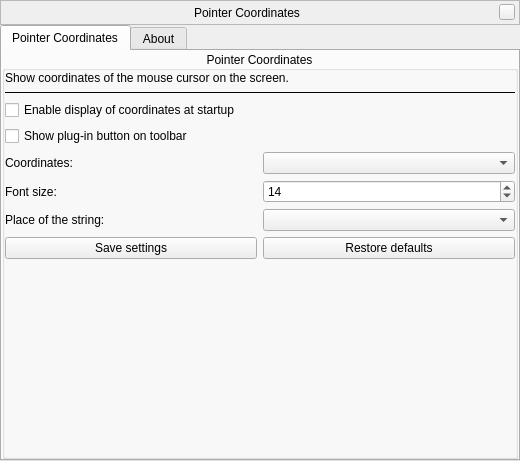
Old version of the form plugins/PointerCoordinates/src/gui/pointerCoordinatesWindow.ui in the repository 519984307/stellarium_src.
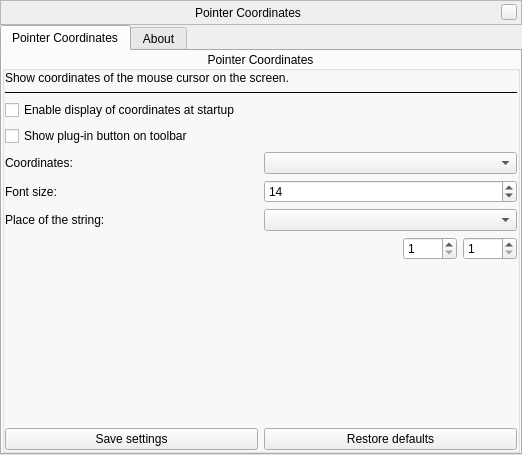
New version of the form. Custom widgets are drawn as their Qt base class.

Commit message: Now users can enter custom coordinates for position of string with mouse pointer coordinates (Pointer Coordinates plugin)

```diff
--- a/plugins/PointerCoordinates/src/gui/pointerCoordinatesWindow.ui
+++ b/plugins/PointerCoordinates/src/gui/pointerCoordinatesWindow.ui
@@ -6,8 +6,8 @@
    <rect>
     <x>0</x>
     <y>0</y>
-    <width>520</width>
-    <height>461</height>
+    <width>522</width>
+    <height>358</height>
    </rect>
   </property>
   <layout class="QVBoxLayout" name="verticalLayout">
@@ -303,18 +303,62 @@
            </layout>
           </item>
           <item>
-           <layout class="QHBoxLayout" name="horizontalLayout_2">
+           <layout class="QHBoxLayout" name="horizontalLayoutCustomCoords">
             <item>
-             <widget class="QPushButton" name="pushButtonSave">
-              <property name="text">
-               <string>Save settings</string>
+             <spacer name="horizontalSpacer">
+              <property name="orientation">
+               <enum>Qt::Horizontal</enum>
               </property>
+              <property name="sizeHint" stdset="0">
+               <size>
+                <width>40</width>
+                <height>20</height>
+               </size>
+              </property>
+             </spacer>
+            </item>
+            <item>
+             <widget class="QLabel" name="labelCustomCoords">
+              <property name="enabled">
+               <bool>true</bool>
+              </property>
              </widget>
             </item>
             <item>
-             <widget class="QPushButton" name="pushButtonReset">
-              <property name="text">
-               <string>Restore defaults</string>
+             <widget class="QSpinBox" name="spinBoxX">
+              <property name="enabled">
+               <bool>true</bool>
+              </property>
+              <property name="toolTip">
+               <string>Coordinate X</string>
+              </property>
+              <property name="specialValueText">
+               <string/>
+              </property>
+              <property name="minimum">
+               <number>1</number>
+              </property>
+              <property name="maximum">
+               <number>9999</number>
+              </property>
+             </widget>
+            </item>
+            <item>
+             <widget class="QSpinBox" name="spinBoxY">
+              <property name="enabled">
+               <bool>true</bool>
+              </property>
+              <property name="toolTip">
+               <string>Coordinate Y</string>
+              </property>
+              <property name="specialValueText">
+               <string/>
+              </property>
+              <property name="minimum">
+               <number>1</number>
+              </property>
+              <property name="maximum">
+               <number>9999</number>
               </property>
              </widget>
             </item>
@@ -333,6 +377,24 @@
             </property>
            </spacer>
           </item>
+          <item>
+           <layout class="QHBoxLayout" name="horizontalLayout_2">
+            <item>
+             <widget class="QPushButton" name="pushButtonSave">
+              <property name="text">
+               <string>Save settings</string>
+              </property>
+             </widget>
+            </item>
+            <item>
+             <widget class="QPushButton" name="pushButtonReset">
+              <property name="text">
+               <string>Restore defaults</string>
+              </property>
+             </widget>
+            </item>
+           </layout>
+          </item>
          </layout>
         </widget>
        </item>
```
The commit also changes 5 other files.
